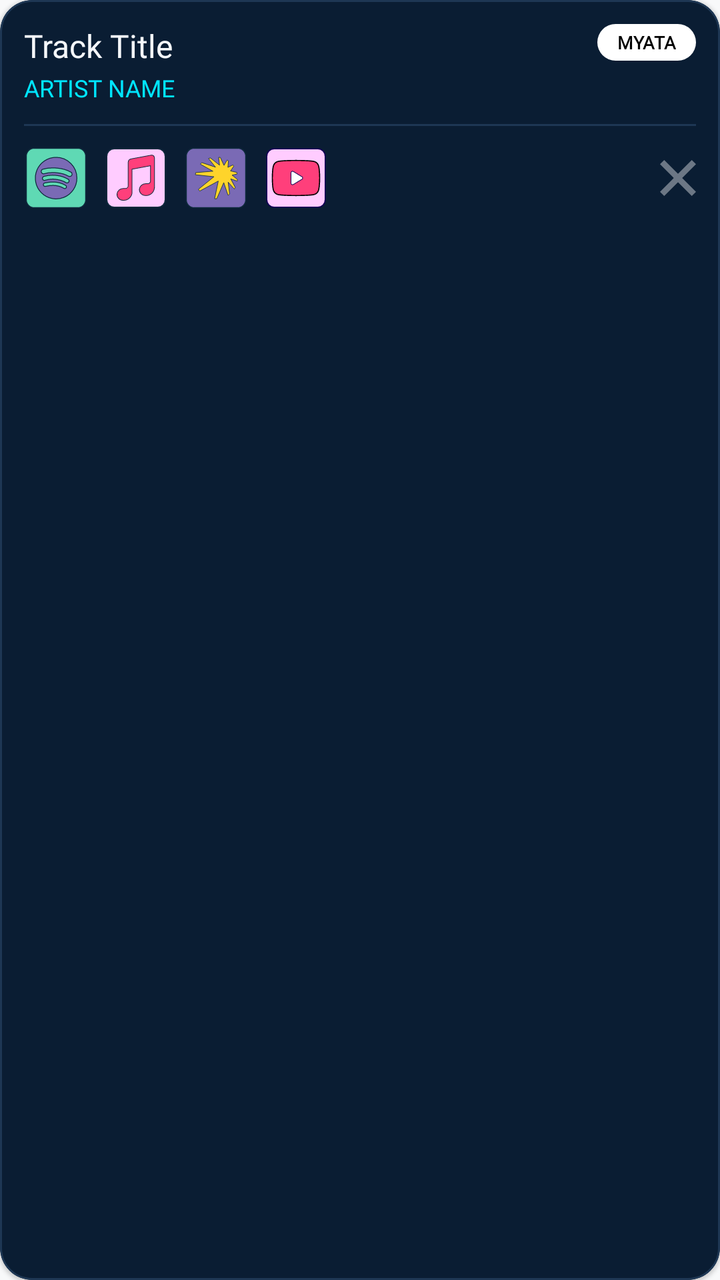
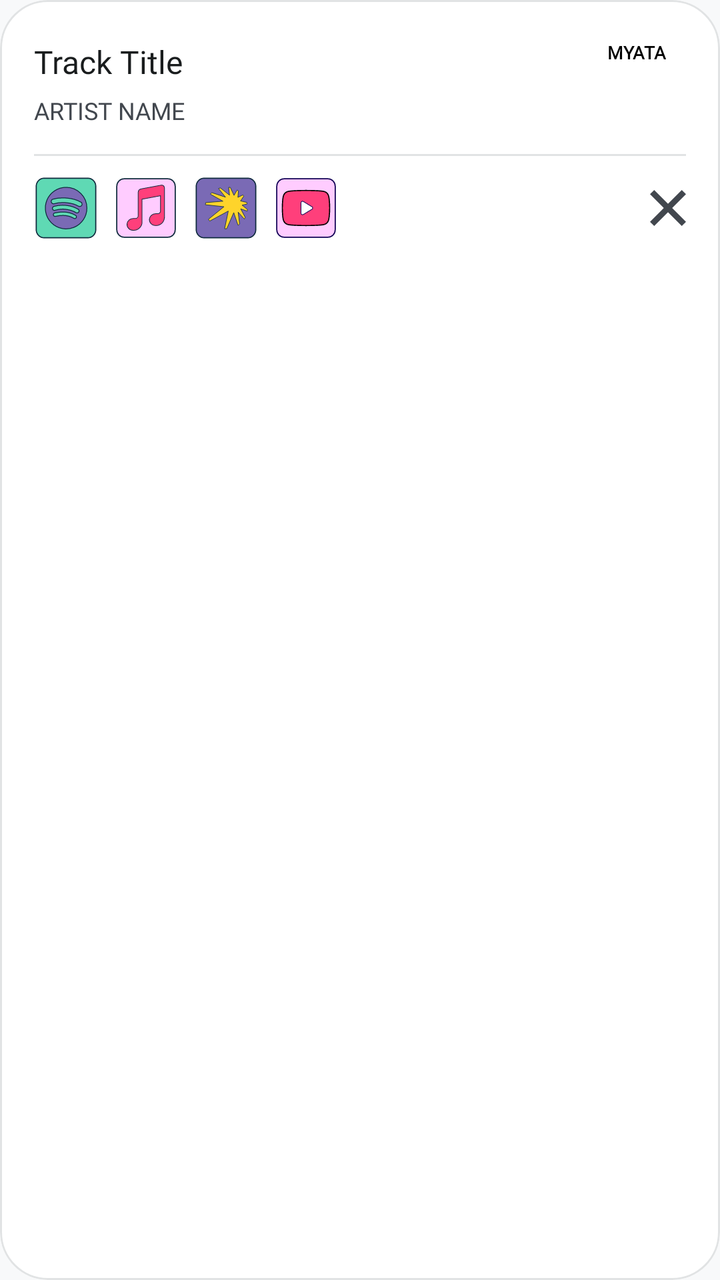

Before-and-after screenshots of an Android layout around one commit, followed by the original layout XML and the change that was made.
<!-- AndroidManifest.xml: application theme AppTheme -->
<!-- res/layout/item_favorite_track.xml -->
<?xml version="1.0" encoding="utf-8"?>
<com.google.android.material.card.MaterialCardView xmlns:android="http://schemas.android.com/apk/res/android"
    xmlns:app="http://schemas.android.com/apk/res-auto"
    android:layout_width="match_parent"
    android:layout_height="wrap_content"
    android:layout_marginBottom="8dp"
    app:cardBackgroundColor="#0A1D33"
    app:cardCornerRadius="16dp"
    app:strokeColor="#1E3754"
    app:strokeWidth="1dp">

    <androidx.constraintlayout.widget.ConstraintLayout
        android:layout_width="match_parent"
        android:layout_height="wrap_content"
        android:padding="12dp">

        
        <TextView
            android:id="@+id/tv_track"
            android:layout_width="0dp"
            android:layout_height="wrap_content"
            android:textColor="#F5F7FA"
            android:textAppearance="@style/TextAppearance.Myata.Onest.Regular.16_28"
            android:text="Track Title"
            android:maxLines="1"
            android:ellipsize="end"
            app:layout_constraintStart_toStartOf="parent"
            app:layout_constraintTop_toTopOf="parent"
            app:layout_constraintEnd_toStartOf="@id/badge_stream"
            android:layout_marginEnd="12dp"/>

        <TextView
            android:id="@+id/tv_artist"
            android:layout_width="0dp"
            android:layout_height="wrap_content"
            android:textColor="#00E5FF"
            android:textAppearance="@style/TextAppearance.Myata.Onest.Regular.12_20"
            android:text="ARTIST NAME"
            android:maxLines="2"
            android:ellipsize="end"
            android:layout_marginTop="2dp"
            app:layout_constraintStart_toStartOf="parent"
            app:layout_constraintTop_toBottomOf="@id/tv_track"
            app:layout_constraintEnd_toStartOf="@id/badge_stream"
            android:layout_marginEnd="12dp"/>

        <TextView
            android:id="@+id/badge_stream"
            android:layout_width="wrap_content"
            android:layout_height="wrap_content"
            android:paddingHorizontal="10dp"
            android:paddingVertical="3dp"
            android:textColor="#000000"
            android:textSize="9sp"
            android:textStyle="bold"
            android:fontFamily="@font/onest_black"
            android:background="@drawable/rounded_banner_bg"
            android:text="MYATA"
            app:layout_constraintEnd_toEndOf="parent"
            app:layout_constraintTop_toTopOf="parent"/>

        
        <View
            android:id="@+id/separator"
            android:layout_width="match_parent"
            android:layout_height="1dp"
            android:background="#1E3754"
            android:layout_marginTop="10dp"
            app:layout_constraintTop_toBottomOf="@id/tv_artist"/>

        
        <LinearLayout
            android:id="@+id/music_services"
            android:layout_width="0dp"
            android:layout_height="wrap_content"
            android:orientation="horizontal"
            android:layout_marginTop="10dp"
            app:layout_constraintStart_toStartOf="parent"
            app:layout_constraintTop_toBottomOf="@id/separator"
            app:layout_constraintEnd_toStartOf="@id/btn_delete"
            app:layout_constraintBottom_toBottomOf="parent">

            <ImageView
                android:id="@+id/btn_spotify"
                android:layout_width="32dp"
                android:layout_height="32dp"
                android:layout_marginEnd="8dp"
                android:src="@drawable/ic_spotify"
                android:background="@android:color/transparent"
                android:contentDescription="Spotify"/>

            <ImageView
                android:id="@+id/btn_apple_music"
                android:layout_width="32dp"
                android:layout_height="32dp"
                android:layout_marginEnd="8dp"
                android:src="@drawable/ic_apple_music"
                android:background="@android:color/transparent"
                android:contentDescription="Apple Music"/>

            <ImageView
                android:id="@+id/btn_yandex"
                android:layout_width="32dp"
                android:layout_height="32dp"
                android:layout_marginEnd="8dp"
                android:src="@drawable/ic_yandex"
                android:background="@android:color/transparent"
                android:contentDescription="Yandex Music"/>

            <ImageView
                android:id="@+id/btn_youtube"
                android:layout_width="32dp"
                android:layout_height="32dp"
                android:src="@drawable/ic_youtube"
                android:background="@android:color/transparent"
                android:contentDescription="YouTube"/>
        </LinearLayout>

        <ImageView
            android:id="@+id/btn_delete"
            android:layout_width="18dp"
            android:layout_height="18dp"
            android:src="@drawable/dismiss_cross"
            android:alpha="0.4"
            app:tint="#FFFFFF"
            android:background="@android:color/transparent"
            android:contentDescription="Delete"
            app:layout_constraintEnd_toEndOf="parent"
            app:layout_constraintTop_toTopOf="@id/music_services"
            app:layout_constraintBottom_toBottomOf="@id/music_services"/>

    </androidx.constraintlayout.widget.ConstraintLayout>

</com.google.android.material.card.MaterialCardView>
<!-- resources referenced by this layout -->
<resources>
  <!-- drawable dismiss_cross (drawable) -->
  <vector xmlns:android="http://schemas.android.com/apk/res/android"
      android:width="18.121dp"
      android:height="18.121dp"
      android:viewportWidth="18.121"
      android:viewportHeight="18.121">
    <path
        android:pathData="M1.061,1.061L17.061,17.061"
        android:strokeWidth="3"
        android:fillColor="#00000000"
        android:strokeColor="#707070"/>
    <path
        android:pathData="M17.061,1.061L1.061,17.061"
        android:strokeWidth="3"
        android:fillColor="#00000000"
        android:strokeColor="#707070"/>
  </vector>
  <!-- drawable rounded_banner_bg (drawable) -->
  <?xml version="1.0" encoding="utf-8"?>
  <shape xmlns:android="http://schemas.android.com/apk/res/android"
      android:shape="rectangle">
      <corners android:radius="14dp" />
      <solid android:color="#FFFFFF" />
  </shape>
  <style name="TextAppearance.Myata.Onest.Regular.12_20" parent="" tools:ignore="NewApi">
          <item name="android:fontFamily">@font/onest_regular</item>
          <item name="android:textSize">12sp</item>
          <item name="android:lineHeight">@dimen/line_height_onest_regular_12_20</item>
          <item name="myataLineHeight">@dimen/line_height_onest_regular_12_20</item>
          <item name="android:includeFontPadding">false</item>
      </style>
  <style name="TextAppearance.Myata.Onest.Regular.16_28" parent="" tools:ignore="NewApi">
          <item name="android:fontFamily">@font/onest_regular</item>
          <item name="android:textSize">16sp</item>
          <item name="android:lineHeight">@dimen/line_height_onest_regular_16_28</item>
          <item name="myataLineHeight">@dimen/line_height_onest_regular_16_28</item>
          <item name="android:includeFontPadding">false</item>
      </style>
  <dimen name="line_height_onest_regular_12_20">20sp</dimen>
  <dimen name="line_height_onest_regular_16_28">28sp</dimen>
  <style name="Theme.Myata.Base" parent="Theme.MaterialComponents.DayNight.NoActionBar">
          
          <item name="colorPrimary">@color/primary</item>
          <item name="colorOnPrimary">@color/on_primary</item>
          <item name="colorSurface">@color/surface</item>
          <item name="colorOnSurface">@color/text_primary</item>
          <item name="android:colorBackground">@color/background</item>
          <item name="colorOnBackground">@color/text_primary</item>
      </style>
  <color name="main_fragment">#000000</color>
  <color name="white">#FFFFFFFF</color>
  <color name="teal_200">#FF03DAC5</color>
  <color name="teal_700">#FF018786</color>
  <color name="black">#FF000000</color>
  <color name="primary">#1C4771</color>
  <color name="on_primary">#FFFFFF</color>
  <color name="surface">#FFFFFF</color>
  <color name="text_primary">#191C1D</color>
  <color name="background">#F8F9FA</color>
  <!-- unchanged entries left out for length: 5 -->
</resources>

<!-- the commit's change to res/layout/item_favorite_track.xml (unified diff, before → after) -->
@@ -1,133 +1,131 @@
 <?xml version="1.0" encoding="utf-8"?>
 <com.google.android.material.card.MaterialCardView xmlns:android="http://schemas.android.com/apk/res/android"
     xmlns:app="http://schemas.android.com/apk/res-auto"
+    style="@style/CollectionCard"
     android:layout_width="match_parent"
     android:layout_height="wrap_content"
-    android:layout_marginBottom="8dp"
-    app:cardBackgroundColor="#0A1D33"
-    app:cardCornerRadius="16dp"
-    app:strokeColor="#1E3754"
-    app:strokeWidth="1dp">
+    android:layout_marginBottom="@dimen/collection_row_gap">
 
     <androidx.constraintlayout.widget.ConstraintLayout
         android:layout_width="match_parent"
         android:layout_height="wrap_content"
-        android:padding="12dp">
+        android:padding="@dimen/collection_card_padding">
 
-        
         <TextView
             android:id="@+id/tv_track"
             android:layout_width="0dp"
             android:layout_height="wrap_content"
-            android:textColor="#F5F7FA"
+            android:layout_marginEnd="12dp"
+            android:ellipsize="end"
+            android:gravity="center_vertical"
+            android:maxLines="1"
+            android:minHeight="28dp"
+            android:text="Track Title"
             android:textAppearance="@style/TextAppearance.Myata.Onest.Regular.16_28"
-            android:text="Track Title"
-            android:maxLines="1"
-            android:ellipsize="end"
+            android:textColor="@color/text_primary"
+            app:layout_constraintEnd_toStartOf="@id/badge_stream"
             app:layout_constraintStart_toStartOf="parent"
-            app:layout_constraintTop_toTopOf="parent"
-            app:layout_constraintEnd_toStartOf="@id/badge_stream"
-            android:layout_marginEnd="12dp"/>
+            app:layout_constraintTop_toTopOf="parent" />
 
         <TextView
             android:id="@+id/tv_artist"
             android:layout_width="0dp"
             android:layout_height="wrap_content"
-            android:textColor="#00E5FF"
+            android:layout_marginTop="2dp"
+            android:layout_marginEnd="12dp"
+            android:ellipsize="end"
+            android:maxLines="2"
+            android:minHeight="20dp"
+            android:text="ARTIST NAME"
             android:textAppearance="@style/TextAppearance.Myata.Onest.Regular.12_20"
-            android:text="ARTIST NAME"
-            android:maxLines="2"
-            android:ellipsize="end"
-            android:layout_marginTop="2dp"
+            android:textColor="@color/text_secondary"
+            app:layout_constraintEnd_toStartOf="@id/badge_stream"
             app:layout_constraintStart_toStartOf="parent"
-            app:layout_constraintTop_toBottomOf="@id/tv_track"
-            app:layout_constraintEnd_toStartOf="@id/badge_stream"
-            android:layout_marginEnd="12dp"/>
+            app:layout_constraintTop_toBottomOf="@id/tv_track" />
 
+        
         <TextView
             android:id="@+id/badge_stream"
             android:layout_width="wrap_content"
             android:layout_height="wrap_content"
+            android:background="@drawable/rounded_banner_bg"
+            android:fontFamily="@font/onest_black"
             android:paddingHorizontal="10dp"
             android:paddingVertical="3dp"
+            android:text="MYATA"
             android:textColor="#000000"
             android:textSize="9sp"
             android:textStyle="bold"
-            android:fontFamily="@font/onest_black"
-            android:background="@drawable/rounded_banner_bg"
-            android:text="MYATA"
             app:layout_constraintEnd_toEndOf="parent"
-            app:layout_constraintTop_toTopOf="parent"/>
+            app:layout_constraintTop_toTopOf="parent" />
 
-        
         <View
             android:id="@+id/separator"
             android:layout_width="match_parent"
-            android:layout_height="1dp"
-            android:background="#1E3754"
+            android:layout_height="@dimen/collection_card_stroke"
             android:layout_marginTop="10dp"
-            app:layout_constraintTop_toBottomOf="@id/tv_artist"/>
+            android:background="@color/outline"
+            app:layout_constraintTop_toBottomOf="@id/tv_artist" />
 
-        
         <LinearLayout
             android:id="@+id/music_services"
             android:layout_width="0dp"
             android:layout_height="wrap_content"
+            android:layout_marginTop="10dp"
             android:orientation="horizontal"
-            android:layout_marginTop="10dp"
+            app:layout_constraintBottom_toBottomOf="parent"
+            app:layout_constraintEnd_toStartOf="@id/btn_delete"
             app:layout_constraintStart_toStartOf="parent"
-            app:layout_constraintTop_toBottomOf="@id/separator"
-            app:layout_constraintEnd_toStartOf="@id/btn_delete"
-            app:layout_constraintBottom_toBottomOf="parent">
+            app:layout_constraintTop_toBottomOf="@id/separator">
 
             <ImageView
                 android:id="@+id/btn_spotify"
                 android:layout_width="32dp"
                 android:layout_height="32dp"
                 android:layout_marginEnd="8dp"
-                android:src="@drawable/ic_spotify"
                 android:background="@android:color/transparent"
-                android:contentDescription="Spotify"/>
+                android:contentDescription="Spotify"
+                android:src="@drawable/ic_spotify" />
 
             <ImageView
                 android:id="@+id/btn_apple_music"
                 android:layout_width="32dp"
                 android:layout_height="32dp"
                 android:layout_marginEnd="8dp"
-                android:src="@drawable/ic_apple_music"
                 android:background="@android:color/transparent"
-                android:contentDescription="Apple Music"/>
+                android:contentDescription="Apple Music"
+                android:src="@drawable/ic_apple_music" />
 
             <ImageView
                 android:id="@+id/btn_yandex"
                 android:layout_width="32dp"
                 android:layout_height="32dp"
                 android:layout_marginEnd="8dp"
-                android:src="@drawable/ic_yandex"
                 android:background="@android:color/transparent"
-                android:contentDescription="Yandex Music"/>
+                android:contentDescription="Yandex Music"
+                android:src="@drawable/ic_yandex" />
 
             <ImageView
                 android:id="@+id/btn_youtube"
                 android:layout_width="32dp"
                 android:layout_height="32dp"
-                android:src="@drawable/ic_youtube"
                 android:background="@android:color/transparent"
-                android:contentDescription="YouTube"/>
+                android:contentDescription="YouTube"
+                android:src="@drawable/ic_youtube" />
         </LinearLayout>
 
+        
         <ImageView
             android:id="@+id/btn_delete"
             android:layout_width="18dp"
             android:layout_height="18dp"
-            android:src="@drawable/dismiss_cross"
-            android:alpha="0.4"
-            app:tint="#FFFFFF"
             android:background="@android:color/transparent"
             android:contentDescription="Delete"
+            android:src="@drawable/dismiss_cross"
+            app:layout_constraintBottom_toBottomOf="@id/music_services"
             app:layout_constraintEnd_toEndOf="parent"
             app:layout_constraintTop_toTopOf="@id/music_services"
-            app:layout_constraintBottom_toBottomOf="@id/music_services"/>
+            app:tint="@color/text_secondary" />
 
     </androidx.constraintlayout.widget.ConstraintLayout>
 
<!-- resource entries referenced after the edit -->
@@ -1,5 +1,6 @@
 <!-- resources referenced by this layout -->
 <resources>
+  <color name="outline">#E1E3E4</color>
   <!-- drawable dismiss_cross (drawable) -->
   <vector xmlns:android="http://schemas.android.com/apk/res/android"
       android:width="18.121dp"
@@ -24,6 +25,14 @@
       <corners android:radius="14dp" />
       <solid android:color="#FFFFFF" />
   </shape>
+  <style name="CollectionCard">
+          <item name="android:layout_width">match_parent</item>
+          <item name="cardCornerRadius">@dimen/collection_card_corner</item>
+          <item name="cardElevation">0dp</item>
+          <item name="cardBackgroundColor">@color/surface</item>
+          <item name="strokeColor">@color/outline</item>
+          <item name="strokeWidth">@dimen/collection_card_stroke</item>
+      </style>
   <style name="TextAppearance.Myata.Onest.Regular.12_20" parent="" tools:ignore="NewApi">
           <item name="android:fontFamily">@font/onest_regular</item>
           <item name="android:textSize">12sp</item>
@@ -38,6 +47,7 @@
           <item name="myataLineHeight">@dimen/line_height_onest_regular_16_28</item>
           <item name="android:includeFontPadding">false</item>
       </style>
+  <dimen name="collection_card_corner">24dp</dimen>
   <dimen name="line_height_onest_regular_12_20">20sp</dimen>
   <dimen name="line_height_onest_regular_16_28">28sp</dimen>
   <style name="Theme.Myata.Base" parent="Theme.MaterialComponents.DayNight.NoActionBar">
@@ -58,6 +68,10 @@
   <color name="on_primary">#FFFFFF</color>
   <color name="surface">#FFFFFF</color>
   <color name="text_primary">#191C1D</color>
+  <color name="text_secondary">#42474E</color>
+  <dimen name="collection_card_padding">17dp</dimen>
+  <dimen name="collection_card_stroke">1dp</dimen>
+  <dimen name="collection_row_gap">16dp</dimen>
   <color name="background">#F8F9FA</color>
   <!-- unchanged entries left out for length: 5 -->
 </resources>
